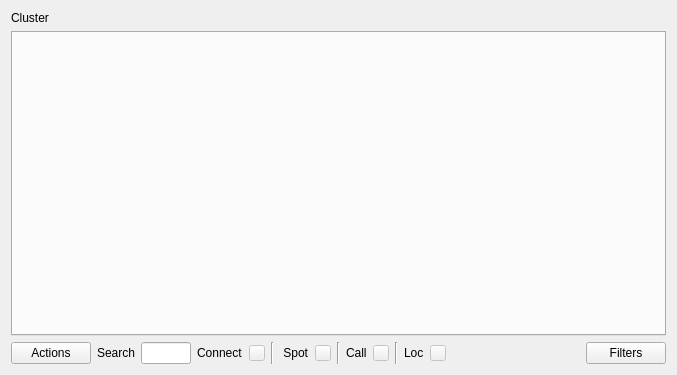
Rsclub22/Minos2-Mirror, file mqt/MqtLogger/clusterclientframe.ui: the form before one commit.
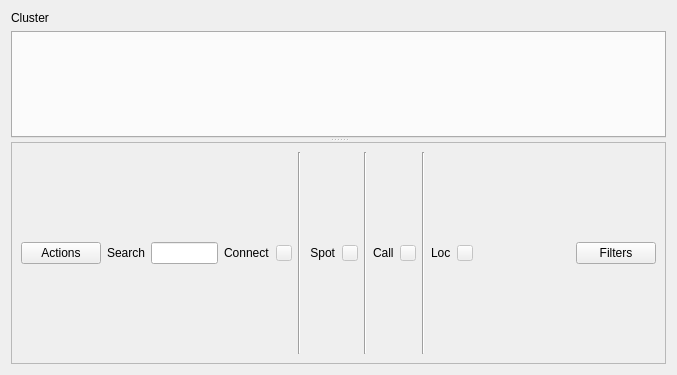
The form after the commit. Custom widgets are drawn as their Qt base class.

Commit message: Put a splitter into the frame

Patch:
```diff
--- a/mqt/MqtLogger/clusterclientframe.ui
+++ b/mqt/MqtLogger/clusterclientframe.ui
@@ -10,12 +10,28 @@
     <height>375</height>
    </rect>
   </property>
+  <property name="sizePolicy">
+   <sizepolicy hsizetype="Preferred" vsizetype="Minimum">
+    <horstretch>0</horstretch>
+    <verstretch>0</verstretch>
+   </sizepolicy>
+  </property>
   <property name="windowTitle">
    <string>Frame</string>
   </property>
   <property name="autoFillBackground">
    <bool>true</bool>
   </property>
+  <layout class="QVBoxLayout" name="verticalLayout_2">
+   <item>
+    <widget class="MinosSplitter" name="splitter">
+     <property name="orientation">
+      <enum>Qt::Vertical</enum>
+     </property>
+     <property name="childrenCollapsible">
+      <bool>true</bool>
+     </property>
+     <widget class="QWidget" name="">
   <layout class="QVBoxLayout" name="verticalLayout">
    <item>
     <widget class="QLabel" name="label_6">
@@ -40,11 +56,28 @@
      </property>
     </widget>
    </item>
-   <item>
+      </layout>
+     </widget>
+     <widget class="QScrollArea" name="scrollArea">
+      <property name="sizePolicy">
+       <sizepolicy hsizetype="Expanding" vsizetype="Expanding">
+        <horstretch>0</horstretch>
+        <verstretch>0</verstretch>
+       </sizepolicy>
+      </property>
+      <property name="widgetResizable">
+       <bool>true</bool>
+      </property>
+      <widget class="QWidget" name="scrollAreaWidgetContents">
+       <property name="geometry">
+        <rect>
+         <x>0</x>
+         <y>0</y>
+         <width>657</width>
+         <height>220</height>
+        </rect>
+       </property>
     <layout class="QHBoxLayout" name="horizontalLayout">
-     <property name="spacing">
-      <number>6</number>
-     </property>
      <item>
       <widget class="QPushButton" name="actionsButton">
        <property name="focusPolicy">
@@ -212,7 +245,7 @@
        </property>
        <property name="sizeHint" stdset="0">
         <size>
-         <width>191</width>
+            <width>138</width>
          <height>20</height>
         </size>
        </property>
@@ -229,10 +262,19 @@
       </widget>
      </item>
     </layout>
+      </widget>
+     </widget>
+    </widget>
    </item>
   </layout>
  </widget>
  <customwidgets>
+  <customwidget>
+   <class>MinosSplitter</class>
+   <extends>QSplitter</extends>
+   <header>minossplitter.h</header>
+   <container>1</container>
+  </customwidget>
   <customwidget>
    <class>QLogTabWidget</class>
    <extends>QTabWidget</extends>
```
Lines whose indentation alone changed are shown as unchanged. The commit also changes 2 other files.
